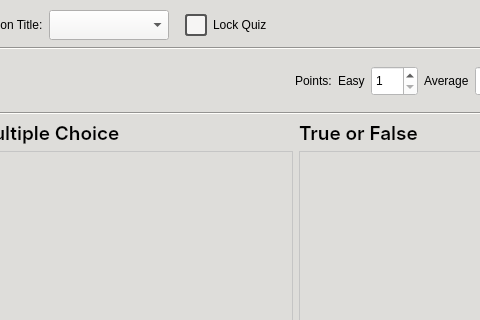
Above: CAI_PyQt/CAI_Admin/UI/FormHome.ui from CPG19040/CPG19040 before the change; both pictures show x 563 to 1043 and y 0 to 320 of the 1189 by 732 pixel window. Below: the same form after it.
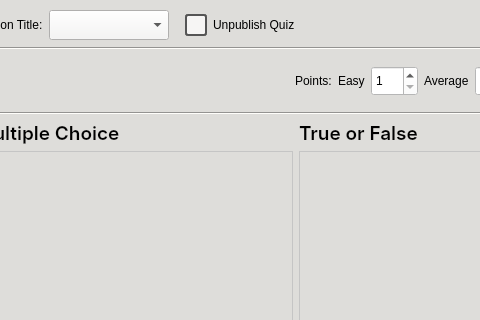
That is the form after the change. The open tabs and pages were chosen to show the change. Icons and pictures are not drawn.

Commit message: modify App and add QuizImages

Patch:
```diff
--- a/CAI_PyQt/CAI_Admin/UI/FormHome.ui
+++ b/CAI_PyQt/CAI_Admin/UI/FormHome.ui
@@ -2824,7 +2824,7 @@
 }</string>
             </property>
             <property name="text">
-             <string>Lock Quiz</string>
+             <string>Unpublish Quiz</string>
             </property>
            </widget>
           </item>
```
Left out of the diff: 12 changed lines with no effect on the pictures. The commit also changes 13 other files.
